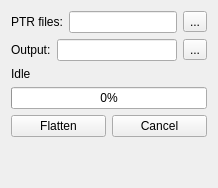
First picture: the form in tools/HydrusImporter/src/ptr/gui/PTRFlattenWidget.ui, repository KJNeko/IDHAN, before the edit.
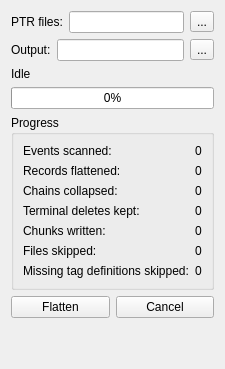
Second picture: the form after the edit.

Commit message:
feat: add live progress stats to the PTR flatten pass
Surfaces running counters (events scanned, records flattened, chains
collapsed, terminal deletes, chunks written, files skipped, missing
definitions) through scan and collapse callbacks, merged in runFlatten
and forwarded to the Flatten tab as a live-updating stats panel.

```diff
--- a/tools/HydrusImporter/src/ptr/gui/PTRFlattenWidget.ui
+++ b/tools/HydrusImporter/src/ptr/gui/PTRFlattenWidget.ui
@@ -65,6 +65,113 @@
      </property>
     </widget>
    </item>
+   <item>
+    <widget class="QGroupBox" name="statsGroup">
+     <property name="title">
+      <string>Progress</string>
+     </property>
+     <layout class="QFormLayout" name="statsForm">
+      <item row="0" column="0">
+       <widget class="QLabel" name="eventsScannedLabel">
+        <property name="text">
+         <string>Events scanned:</string>
+        </property>
+       </widget>
+      </item>
+      <item row="0" column="1">
+       <widget class="QLabel" name="eventsScannedValue">
+        <property name="text">
+         <string>0</string>
+        </property>
+       </widget>
+      </item>
+      <item row="1" column="0">
+       <widget class="QLabel" name="recordsFlattenedLabel">
+        <property name="text">
+         <string>Records flattened:</string>
+        </property>
+       </widget>
+      </item>
+      <item row="1" column="1">
+       <widget class="QLabel" name="recordsFlattenedValue">
+        <property name="text">
+         <string>0</string>
+        </property>
+       </widget>
+      </item>
+      <item row="2" column="0">
+       <widget class="QLabel" name="chainsCollapsedLabel">
+        <property name="text">
+         <string>Chains collapsed:</string>
+        </property>
+       </widget>
+      </item>
+      <item row="2" column="1">
+       <widget class="QLabel" name="chainsCollapsedValue">
+        <property name="text">
+         <string>0</string>
+        </property>
+       </widget>
+      </item>
+      <item row="3" column="0">
+       <widget class="QLabel" name="terminalDeletesLabel">
+        <property name="text">
+         <string>Terminal deletes kept:</string>
+        </property>
+       </widget>
+      </item>
+      <item row="3" column="1">
+       <widget class="QLabel" name="terminalDeletesValue">
+        <property name="text">
+         <string>0</string>
+        </property>
+       </widget>
+      </item>
+      <item row="4" column="0">
+       <widget class="QLabel" name="chunksWrittenLabel">
+        <property name="text">
+         <string>Chunks written:</string>
+        </property>
+       </widget>
+      </item>
+      <item row="4" column="1">
+       <widget class="QLabel" name="chunksWrittenValue">
+        <property name="text">
+         <string>0</string>
+        </property>
+       </widget>
+      </item>
+      <item row="5" column="0">
+       <widget class="QLabel" name="skippedFilesLabel">
+        <property name="text">
+         <string>Files skipped:</string>
+        </property>
+       </widget>
+      </item>
+      <item row="5" column="1">
+       <widget class="QLabel" name="skippedFilesValue">
+        <property name="text">
+         <string>0</string>
+        </property>
+       </widget>
+      </item>
+      <item row="6" column="0">
+       <widget class="QLabel" name="skippedMissingDefinitionsLabel">
+        <property name="text">
+         <string>Missing tag definitions skipped:</string>
+        </property>
+       </widget>
+      </item>
+      <item row="6" column="1">
+       <widget class="QLabel" name="skippedMissingDefinitionsValue">
+        <property name="text">
+         <string>0</string>
+        </property>
+       </widget>
+      </item>
+     </layout>
+    </widget>
+   </item>
    <item>
     <layout class="QHBoxLayout" name="buttonLayout">
      <item>
```
The commit also changes 14 other files.
